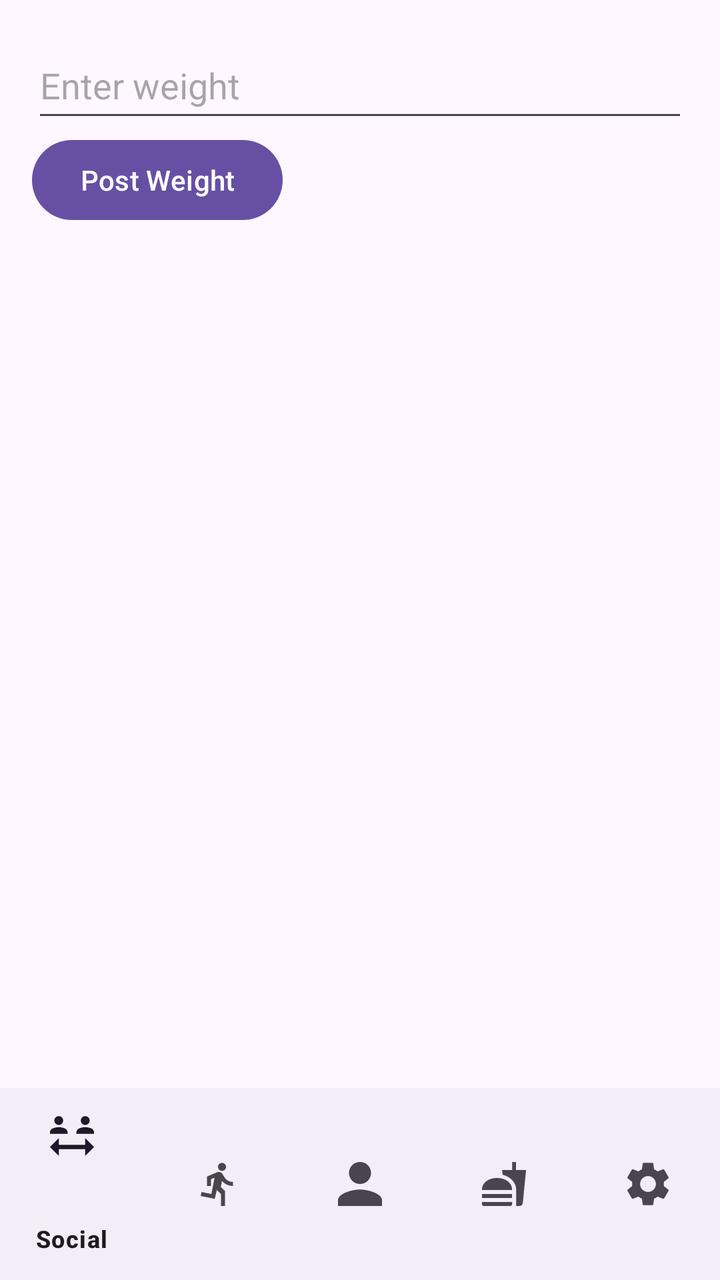
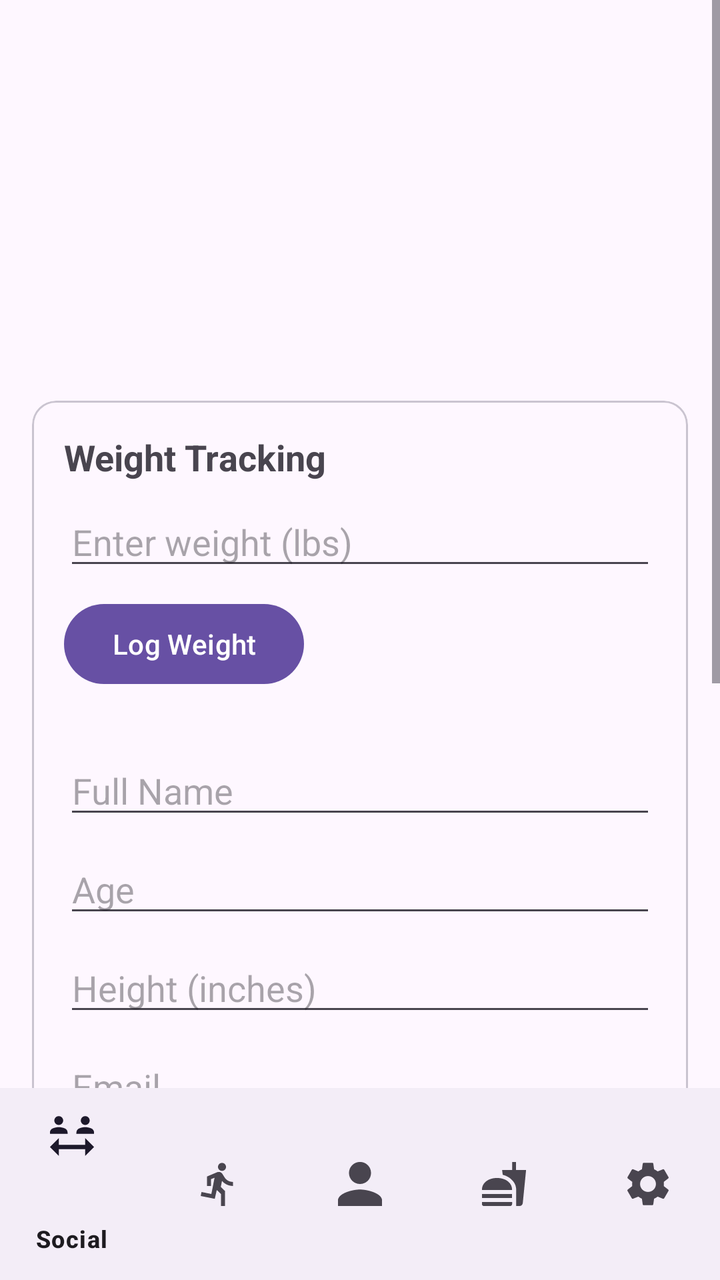

Before-and-after screenshots of an Android layout around one commit, followed by the original layout XML and the change that was made.
<!-- AndroidManifest.xml: application theme Theme.AndroidExample -->
<!-- res/layout/activity_userprofile.xml -->
<?xml version="1.0" encoding="utf-8"?>
<androidx.constraintlayout.widget.ConstraintLayout
    xmlns:android="http://schemas.android.com/apk/res/android"
    xmlns:app="http://schemas.android.com/apk/res-auto"
    android:layout_width="match_parent"
    android:layout_height="match_parent">

    <LinearLayout
        android:id="@+id/upper_section"
        android:layout_width="0dp"
        android:layout_height="0dp"
        android:orientation="vertical"
        android:padding="16dp"
        app:layout_constraintBottom_toTopOf="@+id/guideline"
        app:layout_constraintEnd_toEndOf="parent"
        app:layout_constraintStart_toStartOf="parent"
        app:layout_constraintTop_toTopOf="parent">

    <EditText
        android:id="@+id/weight_input"
        android:layout_width="match_parent"
        android:layout_height="50dp"
        android:hint="Enter weight"
        android:inputType="numberDecimal" />

    <Button
        android:id="@+id/post_weight_button"
        android:layout_width="wrap_content"
        android:layout_height="wrap_content"
        android:text="Post Weight" />


        <TextView
            android:id="@+id/past_weights_textview"
            android:layout_width="match_parent"
            android:layout_height="104dp"
            android:text="" />


    
    </LinearLayout>

    <androidx.constraintlayout.widget.Guideline
        android:id="@+id/guideline"
        android:layout_width="wrap_content"
        android:layout_height="wrap_content"
        android:orientation="horizontal"
        app:layout_constraintGuide_percent="0.85" />



    <com.google.android.material.bottomnavigation.BottomNavigationView
        android:id="@+id/bottom_navigation"
        android:layout_width="0dp"
        android:layout_height="0dp"
        app:layout_constraintBottom_toBottomOf="parent"
        app:layout_constraintEnd_toEndOf="parent"
        app:layout_constraintHorizontal_bias="0.0"
        app:layout_constraintStart_toStartOf="parent"
        app:layout_constraintTop_toBottomOf="@+id/guideline"
        app:layout_constraintVertical_bias="0.0"
        app:menu="@menu/bottom_nav_menu" />

</androidx.constraintlayout.widget.ConstraintLayout>
<!-- resources referenced by this layout -->
<resources>
  <style name="Theme.AndroidExample" parent="Base.Theme.AndroidExample" />
  <style name="Base.Theme.AndroidExample" parent="Theme.Material3.DayNight.NoActionBar">
          
          
      </style>
</resources>

<!-- the commit's change to res/layout/activity_userprofile.xml (unified diff, before → after) -->
@@ -5,40 +5,155 @@
     android:layout_width="match_parent"
     android:layout_height="match_parent">
 
-    <LinearLayout
-        android:id="@+id/upper_section"
+    <ScrollView
         android:layout_width="0dp"
         android:layout_height="0dp"
-        android:orientation="vertical"
-        android:padding="16dp"
-        app:layout_constraintBottom_toTopOf="@+id/guideline"
+        app:layout_constraintTop_toTopOf="parent"
+        app:layout_constraintStart_toStartOf="parent"
         app:layout_constraintEnd_toEndOf="parent"
-        app:layout_constraintStart_toStartOf="parent"
-        app:layout_constraintTop_toTopOf="parent">
+        app:layout_constraintBottom_toTopOf="@+id/guideline">
 
-    <EditText
-        android:id="@+id/weight_input"
-        android:layout_width="match_parent"
-        android:layout_height="50dp"
-        android:hint="Enter weight"
-        android:inputType="numberDecimal" />
+        <LinearLayout
+            android:layout_width="match_parent"
+            android:layout_height="wrap_content"
+            android:orientation="vertical"
+            android:padding="16dp">
 
-    <Button
-        android:id="@+id/post_weight_button"
-        android:layout_width="wrap_content"
-        android:layout_height="wrap_content"
-        android:text="Post Weight" />
+            <ImageView
+                android:id="@+id/profile_image"
+                android:layout_width="120dp"
+                android:layout_height="120dp"
+                android:layout_gravity="center"
+                android:layout_marginBottom="16dp"/>
 
 
-        <TextView
-            android:id="@+id/past_weights_textview"
-            android:layout_width="match_parent"
-            android:layout_height="104dp"
-            android:text="" />
+            <TextView
+                android:id="@+id/username_text"
+                android:layout_width="wrap_content"
+                android:layout_height="wrap_content"
+                android:layout_gravity="center"
+                android:textSize="24sp"
+                android:textStyle="bold"
+                android:layout_marginBottom="16dp"/>
+
+            <com.google.android.material.card.MaterialCardView
+                android:layout_width="match_parent"
+                android:layout_height="wrap_content"
+                android:layout_marginBottom="16dp">
+
+                <LinearLayout
+                    android:layout_width="match_parent"
+                    android:layout_height="wrap_content"
+                    android:orientation="vertical"
+                    android:padding="16dp">
+
+                    <TextView
+                        android:layout_width="wrap_content"
+                        android:layout_height="wrap_content"
+                        android:text="Weight Tracking"
+                        android:textStyle="bold"
+                        android:textSize="18sp"
+                        android:layout_marginBottom="8dp"/>
+
+                    <EditText
+                        android:id="@+id/weight_input"
+                        android:layout_width="match_parent"
+                        android:layout_height="wrap_content"
+                        android:hint="Enter weight (lbs)"
+                        android:inputType="numberDecimal"
+                        android:layout_marginBottom="8dp"/>
+
+                    <Button
+                        android:id="@+id/post_weight_button"
+                        android:layout_width="wrap_content"
+                        android:layout_height="wrap_content"
+                        android:text="Log Weight"/>
+
+                    <TextView
+                        android:id="@+id/past_weights_textview"
+                        android:layout_width="match_parent"
+                        android:layout_height="wrap_content"
+                        android:layout_marginTop="8dp"/>
+                    <EditText
+                        android:id="@+id/name_input"
+                        android:layout_width="match_parent"
+                        android:layout_height="wrap_content"
+                        android:hint="Full Name"
+                        android:inputType="textPersonName"
+                        android:layout_marginBottom="8dp"/>
+
+                    <EditText
+                        android:id="@+id/age_input"
+                        android:layout_width="match_parent"
+                        android:layout_height="wrap_content"
+                        android:hint="Age"
+                        android:inputType="number"
+                        android:layout_marginBottom="8dp"/>
+
+                    <EditText
+                        android:id="@+id/height_input"
+                        android:layout_width="match_parent"
+                        android:layout_height="wrap_content"
+                        android:hint="Height (inches)"
+                        android:inputType="numberDecimal"
+                        android:layout_marginBottom="8dp"/>
+
+                    <EditText
+                        android:id="@+id/email_input"
+                        android:layout_width="match_parent"
+                        android:layout_height="wrap_content"
+                        android:hint="Email"
+                        android:inputType="textEmailAddress"
+                        android:layout_marginBottom="8dp"/>
+
+                    <EditText
+                        android:id="@+id/goal_input"
+                        android:layout_width="match_parent"
+                        android:layout_height="wrap_content"
+                        android:hint="Fitness Goal"
+                        android:inputType="text"
+                        android:layout_marginBottom="8dp"/>
+                </LinearLayout>
+            </com.google.android.material.card.MaterialCardView>
+
+            <com.google.android.material.card.MaterialCardView
+                android:layout_width="match_parent"
+                android:layout_height="wrap_content"
+                android:layout_marginBottom="16dp">
+
+                <LinearLayout
+                    android:layout_width="match_parent"
+                    android:layout_height="wrap_content"
+                    android:orientation="vertical"
+                    android:padding="16dp">
+
+                    <TextView
+                        android:layout_width="wrap_content"
+                        android:layout_height="wrap_content"
+                        android:text="Profile Info"
+                        android:textStyle="bold"
+                        android:textSize="18sp"
+                        android:layout_marginBottom="8dp"/>
 
 
-    
-    </LinearLayout>
+                    <EditText
+                        android:id="@+id/bio_input"
+                        android:layout_width="match_parent"
+                        android:layout_height="wrap_content"
+                        android:hint="Bio"
+                        android:inputType="textMultiLine"
+                        android:minLines="2"
+                        android:layout_marginBottom="8dp"/>
+
+                    <Button
+                        android:id="@+id/save_profile_button"
+                        android:layout_width="wrap_content"
+                        android:layout_height="wrap_content"
+                        android:text="Save Profile"/>
+                </LinearLayout>
+            </com.google.android.material.card.MaterialCardView>
+        </LinearLayout>
+    </ScrollView>
 
     <androidx.constraintlayout.widget.Guideline
         android:id="@+id/guideline"
@@ -47,18 +162,14 @@
         android:orientation="horizontal"
         app:layout_constraintGuide_percent="0.85" />
 
-
-
     <com.google.android.material.bottomnavigation.BottomNavigationView
         android:id="@+id/bottom_navigation"
         android:layout_width="0dp"
         android:layout_height="0dp"
         app:layout_constraintBottom_toBottomOf="parent"
         app:layout_constraintEnd_toEndOf="parent"
-        app:layout_constraintHorizontal_bias="0.0"
         app:layout_constraintStart_toStartOf="parent"
         app:layout_constraintTop_toBottomOf="@+id/guideline"
-        app:layout_constraintVertical_bias="0.0"
         app:menu="@menu/bottom_nav_menu" />
 
 </androidx.constraintlayout.widget.ConstraintLayout>
